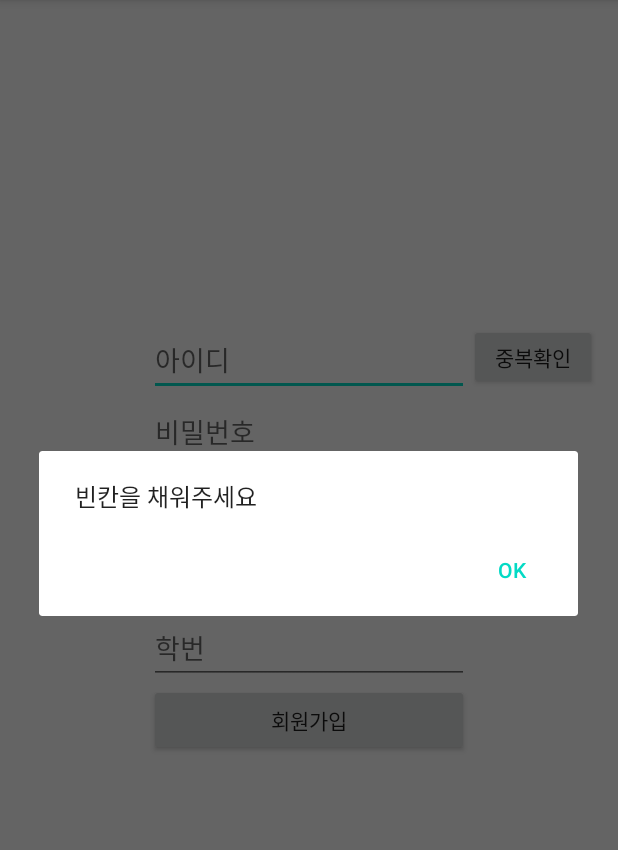
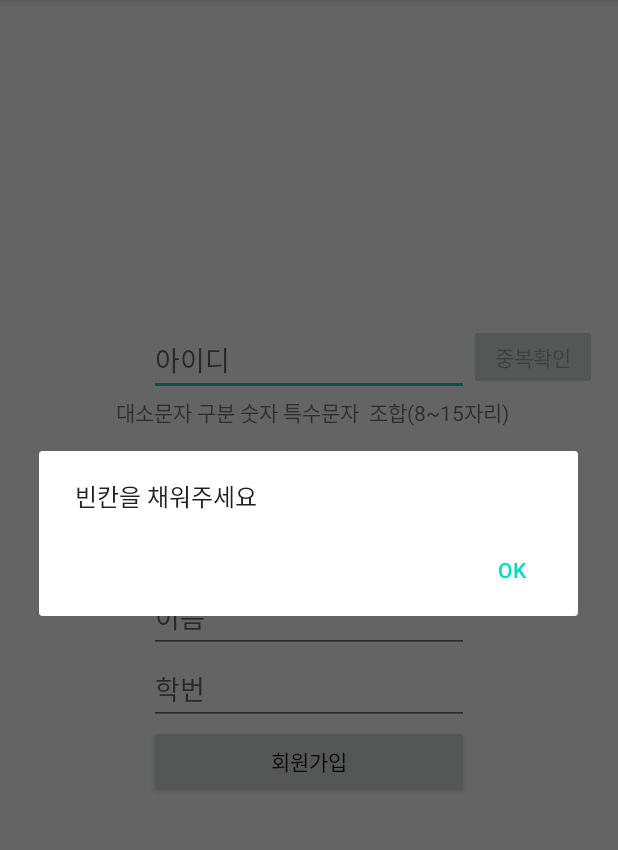
Before and after one commit to 0jiiino/JBNU_Project, an Android app: the RegisterActivity screen opened directly, with no data from a screen before it, after a tap on "회원가입", on a phone screen of 412 x 824 dp, the part 84-934 px from its top. Run offline under Robolectric (Android 15) with nearby library versions, the phone set to English and light mode, and no system bars; our stand-ins replace Volley; network calls fail.

Commit message:
벨트화면

```diff
--- a/app/src/main/AndroidManifest.xml
+++ b/app/src/main/AndroidManifest.xml
@@ -4,7 +4,7 @@
 
     <uses-permission android:name="android.permission.ACCESS_FINE_LOCATION " />
     <uses-permission android:name="android.permission.ACCESS_COARSE_LOCATION" />
-    <uses-permission android:name="android.permission.INTERNET"/>
+    <uses-permission android:name="android.permission.INTERNET" />
 
     <application
         android:allowBackup="true"
@@ -14,6 +14,7 @@
         android:supportsRtl="true"
         android:theme="@style/AppTheme"
         android:usesCleartextTraffic="true">
+        <activity android:name=".BeltActivity" />
 
         <meta-data
             android:name="com.google.android.geo.API_KEY"
--- a/app/src/main/java/com/jbnu/project1/LoginActivity.java
+++ b/app/src/main/java/com/jbnu/project1/LoginActivity.java
@@ -55,7 +55,7 @@ public class LoginActivity extends AppCompatActivity {
                                 String userID = jsonObject.getString("userID");
                                 String userPass = jsonObject.getString("userPassword");
                                 Toast.makeText(getApplicationContext(), "로그인에 성공",Toast.LENGTH_SHORT).show();
-                                Intent intent = new Intent( LoginActivity.this,MainActivity.class);
+                                Intent intent = new Intent( LoginActivity.this,BeltActivity.class);
                                 intent.putExtra("userID",userID);
                                 intent.putExtra("userPass",userPass);
 
--- a/app/src/main/java/com/jbnu/project1/RegisterActivity.java
+++ b/app/src/main/java/com/jbnu/project1/RegisterActivity.java
@@ -32,6 +32,9 @@ public class RegisterActivity extends AppCompatActivity {
     private Button btn_register,validateButton;
     private AlertDialog dialog;
     private boolean validate=false;
+    Button b;
+    EditText et;
+
 
     @Override
     protected void onCreate(Bundle savedInstanceState) {
@@ -43,6 +46,29 @@ public class RegisterActivity extends AppCompatActivity {
         et_name=findViewById(R.id.et_name);
         et_num=findViewById(R.id.et_num);
         validateButton=findViewById(R.id.validateButton);
+
+        b = (Button) findViewById(R.id.validateButton);
+        et = (EditText) findViewById(R.id.et_id);
+
+        b.setEnabled(false); // set button disable initially
+        et.addTextChangedListener(new TextWatcher() {
+            @Override
+            public void onTextChanged(CharSequence s, int start, int before,
+                                      int count) {
+                if (s.toString().equals("")) {
+                    b.setEnabled(false);
+                } else {
+                    b.setEnabled(true);
+                }
+            }
+            @Override
+            public void beforeTextChanged(CharSequence s, int start, int count,
+                                          int after) {
+            }
+            @Override
+            public void afterTextChanged(Editable s) {
+            }
+        });
 
         et_passck.addTextChangedListener(new TextWatcher() {
             @Override
@@ -66,7 +92,6 @@ public class RegisterActivity extends AppCompatActivity {
 
             }
         });
-
 
 
         validateButton.setOnClickListener(new View.OnClickListener() {
@@ -110,6 +135,7 @@ public class RegisterActivity extends AppCompatActivity {
         });
 
 
+
         btn_register=findViewById(R.id.btn_register);
         btn_register.setOnClickListener(new View.OnClickListener() {
             @Override
@@ -118,11 +144,22 @@ public class RegisterActivity extends AppCompatActivity {
                 String userPass=et_pass.getText().toString();
                 String userName=et_name.getText().toString();
                 String userNum=et_num.getText().toString();
+                Button button = (Button) findViewById(R.id.validateButton);
+                String yourText = (String)button.getText();
 
 
                 if(userID.equals("")||userPass.equals("")||userName.equals("")||et_num.getText().toString().equals("") ){
                     AlertDialog.Builder builder = new AlertDialog.Builder(RegisterActivity.this);
                     dialog = builder.setMessage("빈칸을 채워주세요")
+                            .setNegativeButton("OK", null)
+                            .create();
+                    dialog.show();
+                    return;
+                }
+                if(yourText.equals("중복확인"))
+                {
+                    AlertDialog.Builder builder = new AlertDialog.Builder(RegisterActivity.this);
+                    dialog = builder.setMessage("아이디 중복확인을 해주세요")
                             .setNegativeButton("OK", null)
                             .create();
                     dialog.show();
@@ -136,23 +173,35 @@ public class RegisterActivity extends AppCompatActivity {
                     return;
                 }
 
+                String a = et_pass.getText().toString();
+                // 대소문자 구분 숫자 특수문자  조합 8~ 15 자리
+                String pwPattern = "^(?=.*[A-Za-z])(?=.*[0-9])(?=.*[$@$!%*#?&])[A-Za-z[0-9]$@$!%*#?&]{8,15}$";
+                Boolean tt = Pattern.matches(pwPattern,a);
+                if( tt != true){
+                    Toast.makeText(RegisterActivity.this, "비밀번호 형식을 지켜주세요", Toast.LENGTH_SHORT).show();
+                    et_pass.setText("");
+                    et_passck.setText("");
+                    et_pass.requestFocus();
+                    return;
+                }
 
-                Response.Listener<String> responseListener=
+
+                    Response.Listener<String> responseListener =
                             new Response.Listener<String>() {
                                 @Override
                                 public void onResponse(String response) {
-                                try{
+                                    try {
                                         JSONObject jsonObject = new JSONObject(response);
                                         boolean success = jsonObject.getBoolean("success");
-                                    if(success){
-                                        Toast.makeText(getApplicationContext(), "회원 등록에 성공",Toast.LENGTH_SHORT).show();
-                                        Intent intent = new Intent( RegisterActivity.this, LoginActivity.class);
+                                        if (success) {
+                                            Toast.makeText(getApplicationContext(), "회원 등록에 성공", Toast.LENGTH_SHORT).show();
+                                            Intent intent = new Intent(RegisterActivity.this, LoginActivity.class);
                                             startActivity(intent);
-                                    }else{
-                                        Toast.makeText(getApplicationContext(), "회원 등록에 실패",Toast.LENGTH_SHORT).show();
+                                        } else {
+                                            Toast.makeText(getApplicationContext(), "회원 등록에 실패", Toast.LENGTH_SHORT).show();
                                             return;
                                         }
-                                } catch(JSONException e){
+                                    } catch (JSONException e) {
                                         e.printStackTrace();
                                     }
                                 }
--- a/app/src/main/res/layout/activity_register.xml
+++ b/app/src/main/res/layout/activity_register.xml
@@ -27,10 +27,11 @@
         android:layout_height="wrap_content"
         android:ems="10"
         android:hint="비밀번호"
-        android:inputType="textPersonName"
+        android:inputType="textPassword"
         app:layout_constraintEnd_toEndOf="@+id/et_id"
+        app:layout_constraintHorizontal_bias="0.0"
         app:layout_constraintStart_toStartOf="@+id/et_id"
-        app:layout_constraintTop_toBottomOf="@+id/et_id" />
+        app:layout_constraintTop_toBottomOf="@+id/textView" />
 
     <EditText
         android:id="@+id/et_name"
@@ -40,7 +41,7 @@
         android:hint="이름"
         android:inputType="textPersonName"
         app:layout_constraintEnd_toEndOf="@+id/et_pass"
-        app:layout_constraintHorizontal_bias="1.0"
+        app:layout_constraintHorizontal_bias="0.0"
         app:layout_constraintStart_toStartOf="@+id/et_pass"
         app:layout_constraintTop_toBottomOf="@+id/et_passck" />
 
@@ -62,7 +63,7 @@
         android:layout_height="wrap_content"
         android:ems="10"
         android:hint="비밀번호 확인"
-        android:inputType="textPersonName"
+        android:inputType="textPassword"
         app:layout_constraintEnd_toEndOf="parent"
         app:layout_constraintStart_toStartOf="parent"
         app:layout_constraintTop_toBottomOf="@+id/et_pass" />
@@ -93,4 +94,13 @@
         app:layout_constraintTop_toTopOf="parent"
         app:layout_constraintVertical_bias="0.0" />
 
+    <TextView
+        android:id="@+id/textView"
+        android:layout_width="297dp"
+        android:layout_height="27dp"
+        android:text="      대소문자 구분 숫자 특수문자  조합(8~15자리)"
+        app:layout_constraintEnd_toEndOf="parent"
+        app:layout_constraintStart_toStartOf="parent"
+        app:layout_constraintTop_toBottomOf="@+id/et_id" />
+
 </androidx.constraintlayout.widget.ConstraintLayout>
--- /dev/null
+++ b/app/src/main/res/values/refs.xml
@@ -0,0 +1,2 @@
+<?xml version="1.0" encoding="utf-8"?>
+<resources></resources>
--- a/build.gradle
+++ b/build.gradle
@@ -8,7 +8,7 @@ buildscript {
 
     }
     dependencies {
-        classpath 'com.android.tools.build:gradle:3.6.1'
+        classpath 'com.android.tools.build:gradle:3.6.2'
 
 
         // NOTE: Do not place your application dependencies here; they belong
```
Also changed, not shown: app/src/main/java/com/jbnu/project1/BeltActivity.java (added, +14 -0 lines), app/src/main/res/layout/activity_belt.xml (added, +45 -0 lines). Lines whose indentation alone changed are shown as unchanged.
